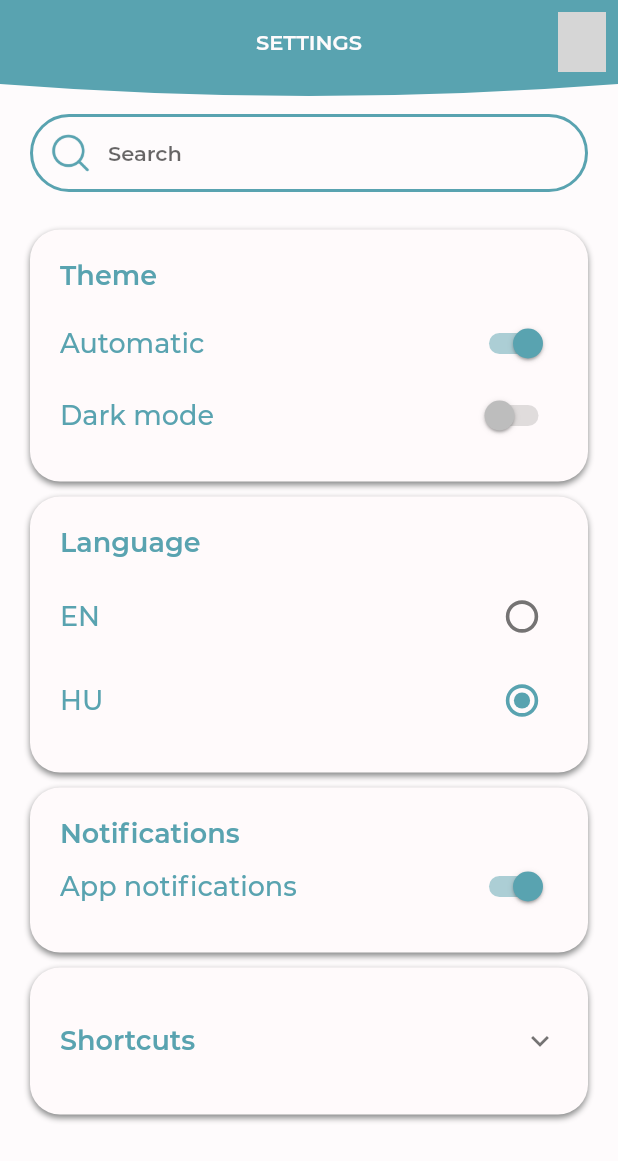
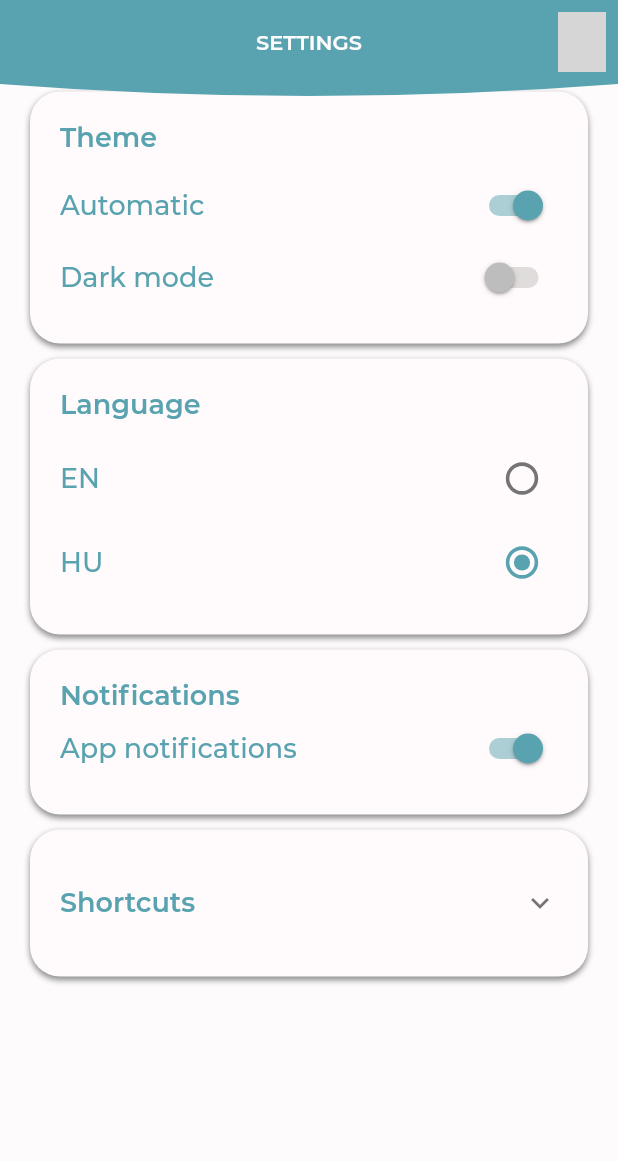
Before and after one commit to gaoypChina/szikapp, a Flutter app: the SettingsScreen screen opened directly, on a phone screen of 412 x 824 dp. Shown: the top 1161 px of the screen. Run offline on Flutter 3.47's test engine with Material 2 defaults, Android fonts, the phone set to English and light mode, and no system bars; our stand-ins replace connectivity_plus, dropdown_search, easy_localization, firebase_analytics, firebase_auth, firebase_core and 4 more; missing offline and left inert: toggle_list; accounts and stored records are empty; network calls fail; project files that could hold a hidden picture were left out; grey boxes are pictures that could not be loaded.

Commit message:
Settings igazítás

```diff
--- a/lib/screens/settings_screen.dart
+++ b/lib/screens/settings_screen.dart
@@ -46,20 +46,6 @@ class _SettingsScreenState extends State<SettingsScreen> {
     _feedShortcuts = Settings.instance.feedShortcuts;
   }
 
-  void _onSearchFieldChanged(String query) {
-    /*var newItems = widget.manager.search(query);
-    setState(() {
-      items = newItems;
-    });*/
-  }
-
-  String? _validateTextField(value) {
-    if (value == null || value.isEmpty) {
-      return 'ERROR_EMPTY_FIELD'.tr();
-    }
-    return null;
-  }
-
   void _onAutomaticThemeChanged(bool newValue) {
     setState(() {
       _isAutomaticDarkModeEnabled = newValue;
@@ -106,15 +92,7 @@ class _SettingsScreenState extends State<SettingsScreen> {
       withNavigationBar: widget.withNavigationBar,
       withBackButton: widget.withBackButton,
       appBarTitle: 'SETTINGS_TITLE'.tr(),
-      body: Column(
-        children: [
-          SearchBar(
-            onChanged: _onSearchFieldChanged,
-            validator: _validateTextField,
-            placeholder: 'PLACEHOLDER_SEARCH'.tr(),
-          ),
-          Expanded(
-            child: ListView(
+      body: ListView(
         children: [
           //Megjelenés
           Container(
@@ -143,10 +121,7 @@ class _SettingsScreenState extends State<SettingsScreen> {
                   alignment: Alignment.topLeft,
                   child: Text(
                     'SETTINGS_THEME'.tr(),
-                          style: Theme.of(context)
-                              .textTheme
-                              .headline3!
-                              .copyWith(
+                    style: Theme.of(context).textTheme.headline3!.copyWith(
                           color: Theme.of(context).colorScheme.primary,
                         ),
                   ),
@@ -155,10 +130,7 @@ class _SettingsScreenState extends State<SettingsScreen> {
                 CustomSwitch(
                   titleText: Text(
                     'SETTINGS_AUTOMATIC'.tr(),
-                          style: Theme.of(context)
-                              .textTheme
-                              .headline6!
-                              .copyWith(
+                    style: Theme.of(context).textTheme.headline6!.copyWith(
                           color: Theme.of(context).colorScheme.primary,
                         ),
                   ),
@@ -168,8 +140,7 @@ class _SettingsScreenState extends State<SettingsScreen> {
                 CustomSwitch(
                   titleText: Text(
                     'SETTINGS_DARKMODE'.tr(),
-                          style:
-                              Theme.of(context).textTheme.headline6!.copyWith(
+                    style: Theme.of(context).textTheme.headline6!.copyWith(
                           color: _isAutomaticDarkModeEnabled
                               ? Theme.of(context).colorScheme.primary
                               : szikGunSmoke,
@@ -209,10 +180,7 @@ class _SettingsScreenState extends State<SettingsScreen> {
                   alignment: Alignment.topLeft,
                   child: Text(
                     'SETTINGS_LANGUAGE'.tr(),
-                          style: Theme.of(context)
-                              .textTheme
-                              .headline3!
-                              .copyWith(
+                    style: Theme.of(context).textTheme.headline3!.copyWith(
                           color: Theme.of(context).colorScheme.primary,
                         ),
                   ),
@@ -267,10 +235,7 @@ class _SettingsScreenState extends State<SettingsScreen> {
                   alignment: Alignment.topLeft,
                   child: Text(
                     'SETTINGS_NOTIFICATIONS'.tr(),
-                          style: Theme.of(context)
-                              .textTheme
-                              .headline3!
-                              .copyWith(
+                    style: Theme.of(context).textTheme.headline3!.copyWith(
                           color: Theme.of(context).colorScheme.primary,
                         ),
                   ),
@@ -278,10 +243,7 @@ class _SettingsScreenState extends State<SettingsScreen> {
                 CustomSwitch(
                   titleText: Text(
                     'SETTINGS_APP_NOTIFICATIONS'.tr(),
-                          style: Theme.of(context)
-                              .textTheme
-                              .headline6!
-                              .copyWith(
+                    style: Theme.of(context).textTheme.headline6!.copyWith(
                           color: Theme.of(context).colorScheme.primary,
                         ),
                   ),
@@ -316,18 +278,16 @@ class _SettingsScreenState extends State<SettingsScreen> {
             child: CustomCheckboxList(
               title: Text(
                 'SETTINGS_SHORTCUTS'.tr(),
-                      style: Theme.of(context).textTheme.headline3!.copyWith(
-                          color: Theme.of(context).colorScheme.primary),
+                style: Theme.of(context)
+                    .textTheme
+                    .headline3!
+                    .copyWith(color: Theme.of(context).colorScheme.primary),
               ),
               checkboxLabels:
                   shortcutData.entries.map((e) => e.value.name).toList(),
               maxEnabled: 3,
-                    initValues:
-                        intListToBool(_feedShortcuts, shortcutData.length),
+              initValues: intListToBool(_feedShortcuts, shortcutData.length),
               onChanged: _onFeedShortcutsChanged,
-                  ),
-                ),
-              ],
             ),
           ),
         ],
--- a/pubspec.yaml
+++ b/pubspec.yaml
@@ -3,7 +3,7 @@ description: Awesome application for doing business in da SZIK.
 
 publish_to: 'none' # Remove this line if you wish to publish to pub.dev
 
-version: 0.0.6+138
+version: 0.0.6+139
 
 environment:
   sdk: ">=2.13.0 <3.0.0"
```
Lines whose indentation alone changed are shown as unchanged.
